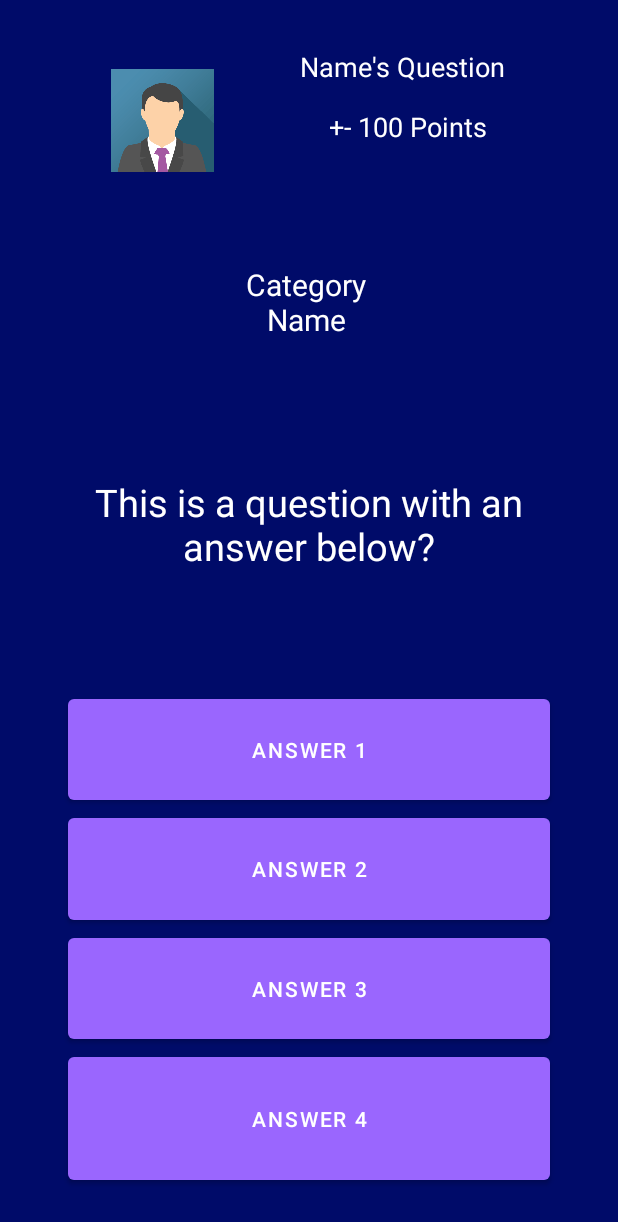
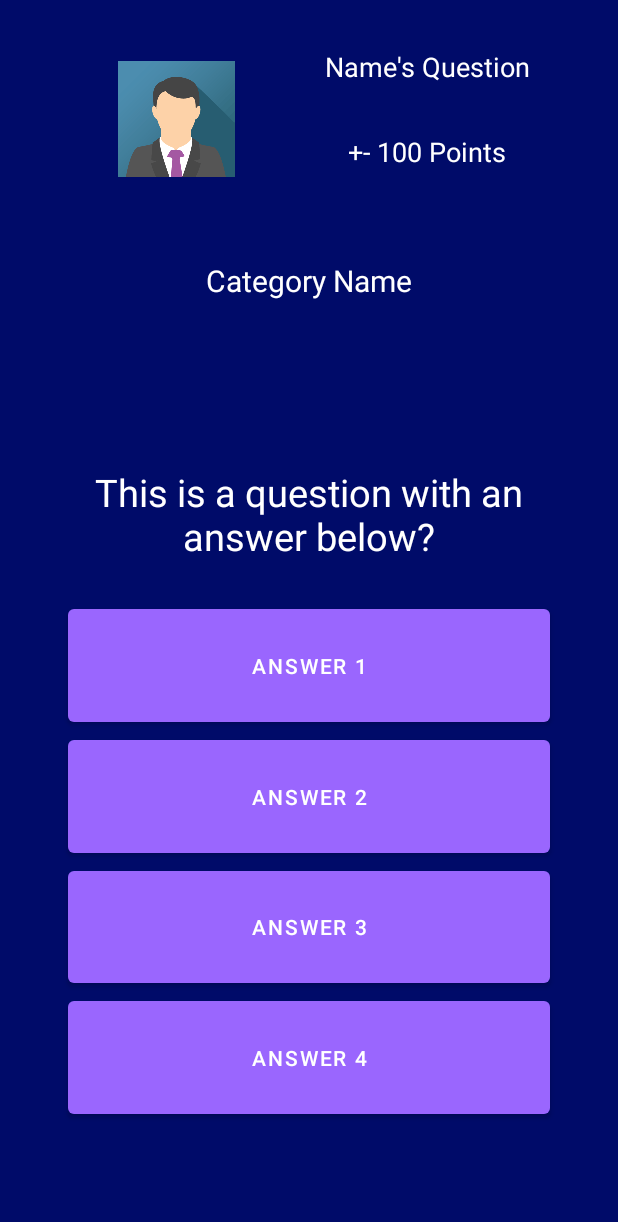
Before and after one commit to portryan/Truth-or-Err-Capstone, an Android app: the layout activity_answer_question.xml on its own in the app's theme, with its tools: preview values and no code run, on a phone screen of 412 x 824 dp. Shown: the top 1222 px of the screen. Run offline under Robolectric (Android 15) with nearby library versions, the phone set to English and light mode, and no system bars.

Commit message:
Answer Question works, points are added/removed from user profile

```diff
--- a/app/src/main/res/layout/activity_answer_question.xml
+++ b/app/src/main/res/layout/activity_answer_question.xml
@@ -7,125 +7,136 @@
     tools:context=".ui.AnswerQuestion">
 
     <Button
-        android:id="@+id/answer1"
+        android:id="@+id/answer1_button"
         android:layout_width="0dp"
         android:layout_height="0dp"
         android:layout_marginStart="45dp"
-        android:layout_marginTop="460dp"
+        android:layout_marginTop="400dp"
         android:layout_marginEnd="45dp"
         android:text="Answer 1"
-        app:layout_constraintBottom_toTopOf="@+id/answer2"
+        app:layout_constraintBottom_toTopOf="@+id/answer2_button"
         app:layout_constraintEnd_toEndOf="parent"
         app:layout_constraintStart_toStartOf="parent"
         app:layout_constraintTop_toTopOf="parent" />
 
     <Button
-        android:id="@+id/answer2"
+        android:id="@+id/answer2_button"
         android:layout_width="0dp"
         android:layout_height="0dp"
         android:layout_marginStart="45dp"
         android:layout_marginEnd="45dp"
         android:text="Answer 2"
-        app:layout_constraintBottom_toTopOf="@+id/answer3"
+        app:layout_constraintBottom_toTopOf="@+id/answer3_button"
         app:layout_constraintEnd_toEndOf="parent"
         app:layout_constraintStart_toStartOf="parent"
-        app:layout_constraintTop_toBottomOf="@+id/answer1" />
+        app:layout_constraintTop_toBottomOf="@+id/answer1_button" />
 
     <Button
-        android:id="@+id/answer3"
+        android:id="@+id/answer3_button"
         android:layout_width="0dp"
         android:layout_height="0dp"
         android:layout_marginStart="45dp"
         android:layout_marginEnd="45dp"
         android:text="Answer 3"
-        app:layout_constraintBottom_toTopOf="@+id/answer6"
+        app:layout_constraintBottom_toTopOf="@+id/answer4_button"
         app:layout_constraintEnd_toEndOf="parent"
         app:layout_constraintStart_toStartOf="parent"
-        app:layout_constraintTop_toBottomOf="@+id/answer2" />
+        app:layout_constraintTop_toBottomOf="@+id/answer2_button" />
 
     <Button
-        android:id="@+id/answer6"
+        android:id="@+id/answer4_button"
         android:layout_width="0dp"
         android:layout_height="0dp"
         android:layout_marginStart="45dp"
         android:layout_marginEnd="45dp"
-        android:layout_marginBottom="31dp"
+        android:layout_marginBottom="75dp"
         android:text="Answer 4"
         app:layout_constraintBottom_toBottomOf="parent"
         app:layout_constraintEnd_toEndOf="parent"
         app:layout_constraintStart_toStartOf="parent"
-        app:layout_constraintTop_toBottomOf="@+id/textView3" />
+        app:layout_constraintTop_toBottomOf="@+id/answer3_button" />
 
     <ImageView
         android:id="@+id/imageView"
-        android:layout_width="0dp"
-        android:layout_height="0dp"
+        android:layout_width="117dp"
+        android:layout_height="77dp"
         android:layout_marginStart="74dp"
-        android:layout_marginTop="33dp"
-        android:layout_marginEnd="57dp"
-        android:layout_marginBottom="175dp"
-        app:layout_constraintBottom_toTopOf="@+id/textView3"
-        app:layout_constraintEnd_toStartOf="@+id/textView2"
+        android:layout_marginTop="32dp"
+        android:layout_marginEnd="32dp"
+        android:layout_marginBottom="35dp"
+        android:src="@drawable/img_avatar"
+        app:layout_constraintBottom_toTopOf="@+id/answerQuestion_categoryName"
+        app:layout_constraintEnd_toStartOf="@+id/answerQuestion_name"
         app:layout_constraintStart_toStartOf="parent"
-        app:layout_constraintTop_toTopOf="parent"
-        android:src="@drawable/img_avatar" />
+        app:layout_constraintTop_toTopOf="parent" />
 
     <TextView
-        android:id="@+id/textView2"
+        android:id="@+id/answerQuestion_name"
         android:layout_width="wrap_content"
         android:layout_height="wrap_content"
+        android:layout_marginStart="8dp"
         android:layout_marginTop="32dp"
-        android:layout_marginEnd="75dp"
+        android:layout_marginEnd="74dp"
+        android:layout_marginBottom="16dp"
         android:text="Name's Question"
         android:textColor="@color/white"
         android:textSize="18sp"
+        app:layout_constraintBottom_toTopOf="@+id/answerQuestion_points"
         app:layout_constraintEnd_toEndOf="parent"
         app:layout_constraintStart_toEndOf="@+id/imageView"
         app:layout_constraintTop_toTopOf="parent" />
 
     <TextView
-        android:id="@+id/textView4"
+        android:id="@+id/answerQuestion_points"
         android:layout_width="wrap_content"
         android:layout_height="wrap_content"
-        android:layout_marginTop="72dp"
-        android:layout_marginEnd="75dp"
+        android:layout_marginStart="40dp"
+        android:layout_marginTop="16dp"
+        android:layout_marginEnd="64dp"
+        android:layout_marginBottom="16dp"
         android:text="+- 100 Points"
         android:textColor="@color/white"
         android:textSize="18sp"
+        app:layout_constraintBottom_toTopOf="@+id/answerQuestion_categoryName"
         app:layout_constraintEnd_toEndOf="parent"
-        app:layout_constraintHorizontal_bias="0.862"
+        app:layout_constraintHorizontal_bias="0.6"
         app:layout_constraintStart_toEndOf="@+id/imageView"
-        app:layout_constraintTop_toTopOf="parent" />
+        app:layout_constraintTop_toBottomOf="@+id/answerQuestion_name" />
 
     <TextView
-        android:id="@+id/textView5"
-        android:layout_width="95dp"
+        android:id="@+id/answerQuestion_categoryName"
+        android:layout_width="200dp"
         android:layout_height="51dp"
-        android:layout_marginTop="176dp"
-        android:layout_marginEnd="75dp"
+        android:layout_marginStart="106dp"
+        android:layout_marginTop="32dp"
+        android:layout_marginEnd="106dp"
+        android:layout_marginBottom="31dp"
         android:gravity="center"
         android:text="Category Name"
         android:textColor="@color/white"
         android:textSize="20sp"
+        app:layout_constraintBottom_toTopOf="@+id/answerQuestion_title"
         app:layout_constraintEnd_toEndOf="parent"
-        app:layout_constraintHorizontal_bias="0.144"
-        app:layout_constraintStart_toEndOf="@+id/imageView"
-        app:layout_constraintTop_toTopOf="parent" />
+        app:layout_constraintHorizontal_bias="1.0"
+        app:layout_constraintStart_toStartOf="parent"
+        app:layout_constraintTop_toBottomOf="@+id/answerQuestion_points" />
 
     <TextView
-        android:id="@+id/textView3"
+        android:id="@+id/answerQuestion_title"
         android:layout_width="0dp"
         android:layout_height="0dp"
         android:layout_marginStart="45dp"
+        android:layout_marginTop="30dp"
         android:layout_marginEnd="45dp"
-        android:layout_marginBottom="302dp"
+        android:layout_marginBottom="250dp"
         android:gravity="center"
         android:text="This is a question with an answer below?"
         android:textColor="@color/white"
         android:textSize="25sp"
-        app:layout_constraintBottom_toTopOf="@+id/answer6"
+        app:layout_constraintBottom_toTopOf="@+id/answer4_button"
         app:layout_constraintEnd_toEndOf="parent"
+        app:layout_constraintHorizontal_bias="1.0"
         app:layout_constraintStart_toStartOf="parent"
-        app:layout_constraintTop_toBottomOf="@+id/imageView" />
+        app:layout_constraintTop_toBottomOf="@+id/answerQuestion_categoryName" />
 
 </androidx.constraintlayout.widget.ConstraintLayout>
```
Also changed, not shown: app/src/main/java/com/portryan/truthorerrcapstone/CurrentUser.java (+6 -2 lines), app/src/main/java/com/portryan/truthorerrcapstone/DBHelper.java (+27 -1 lines), app/src/main/java/com/portryan/truthorerrcapstone/ui/AnswerQuestion.java (+102 -3 lines), app/src/main/java/com/portryan/truthorerrcapstone/ui/ListQuestions.java (+24 -4 lines).
